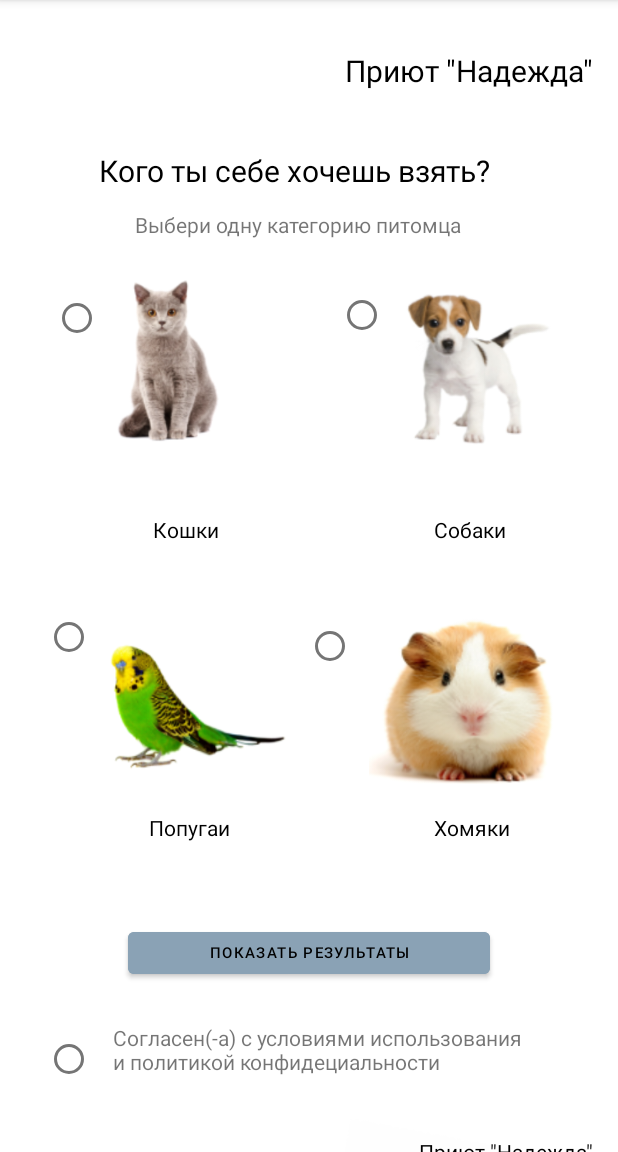
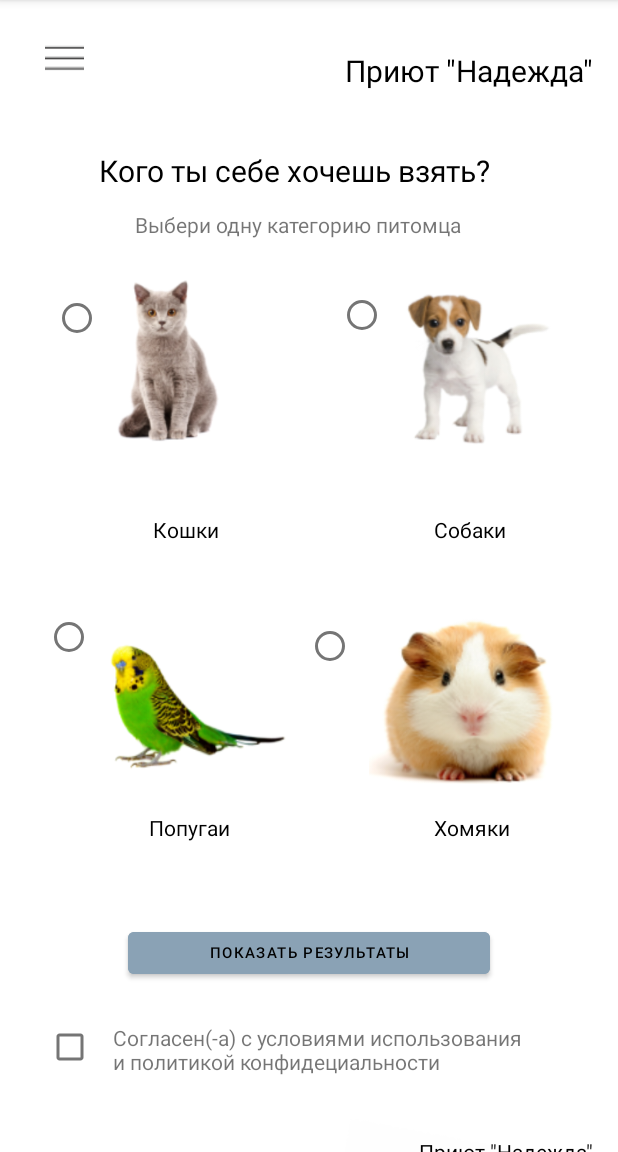
Before and after one commit to ULTR5RM/PR7_VAR2_Tarasova_2__PR-20.101, an Android app: the screen it shows after launch (MainActivity), on a phone screen of 412 x 824 dp, the part 84-1236 px from its top. Run offline under Robolectric (Android 15) with nearby library versions, the phone set to English and light mode, and no system bars.

Commit message:
Мелкие изменения

```diff
--- a/app/src/main/res/layout/activity_main.xml
+++ b/app/src/main/res/layout/activity_main.xml
@@ -41,8 +41,11 @@
         android:layout_marginStart="66dp"
         android:layout_marginTop="100dp"
         android:text="Кого ты себе хочешь взять?"
+        android:textAllCaps="false"
         android:textColor="@color/black"
+        android:textDirection="ltr"
         android:textSize="20sp"
+        android:typeface="normal"
         app:layout_constraintStart_toStartOf="parent"
         app:layout_constraintTop_toTopOf="parent" />
 
@@ -190,14 +193,7 @@
         app:layout_constraintStart_toStartOf="parent"
         app:layout_constraintTop_toTopOf="parent" />
 
-    <RadioButton
-        android:id="@+id/radioButton5"
-        android:layout_width="wrap_content"
-        android:layout_height="wrap_content"
-        android:layout_marginStart="30dp"
-        android:layout_marginTop="682dp"
-        app:layout_constraintStart_toStartOf="parent"
-        app:layout_constraintTop_toTopOf="parent" />
+
 
     <ImageView
         android:id="@+id/imageView5"
@@ -259,6 +255,24 @@
         app:layout_constraintStart_toStartOf="parent"
         app:layout_constraintTop_toTopOf="parent" />
 
+    <ImageButton
+        android:id="@+id/imageButton2"
+        android:layout_width="26dp"
+        android:layout_height="31dp"
+        android:layout_marginStart="30dp"
+        android:layout_marginTop="24dp"
+        app:layout_constraintStart_toStartOf="parent"
+        app:layout_constraintTop_toTopOf="parent"
+        app:srcCompat="@drawable/poloski_small" />
+
+    <CheckBox
+        android:id="@+id/checkBox"
+        android:layout_width="33dp"
+        android:layout_height="32dp"
+        android:layout_marginStart="30dp"
+        android:layout_marginTop="682dp"
+        app:layout_constraintStart_toStartOf="parent"
+        app:layout_constraintTop_toTopOf="parent" />
 
 
 </androidx.constraintlayout.widget.ConstraintLayout>
```
Also changed, not shown: app/src/main/res/layout/info.xml (+52 -0 lines), app/src/main/res/drawable/image_9.png (added), app/src/main/res/drawable/poloski.png (added), app/src/main/res/drawable/poloski_small.png (added).
